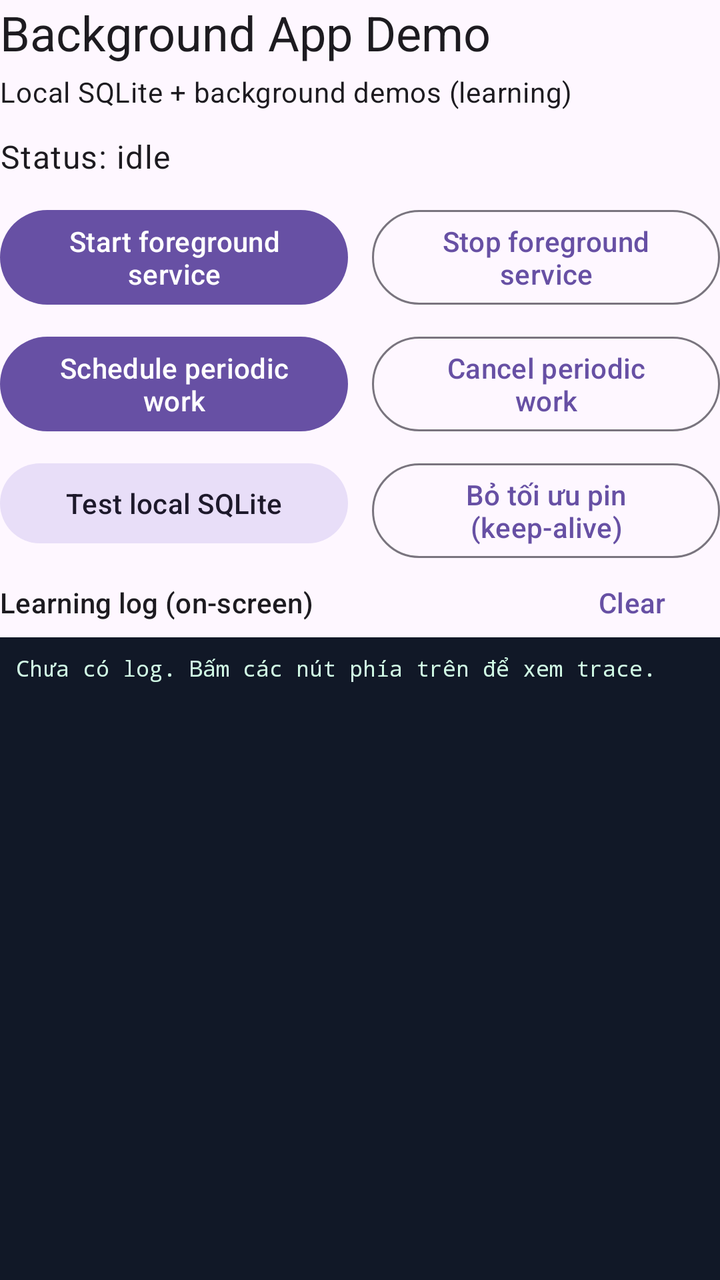
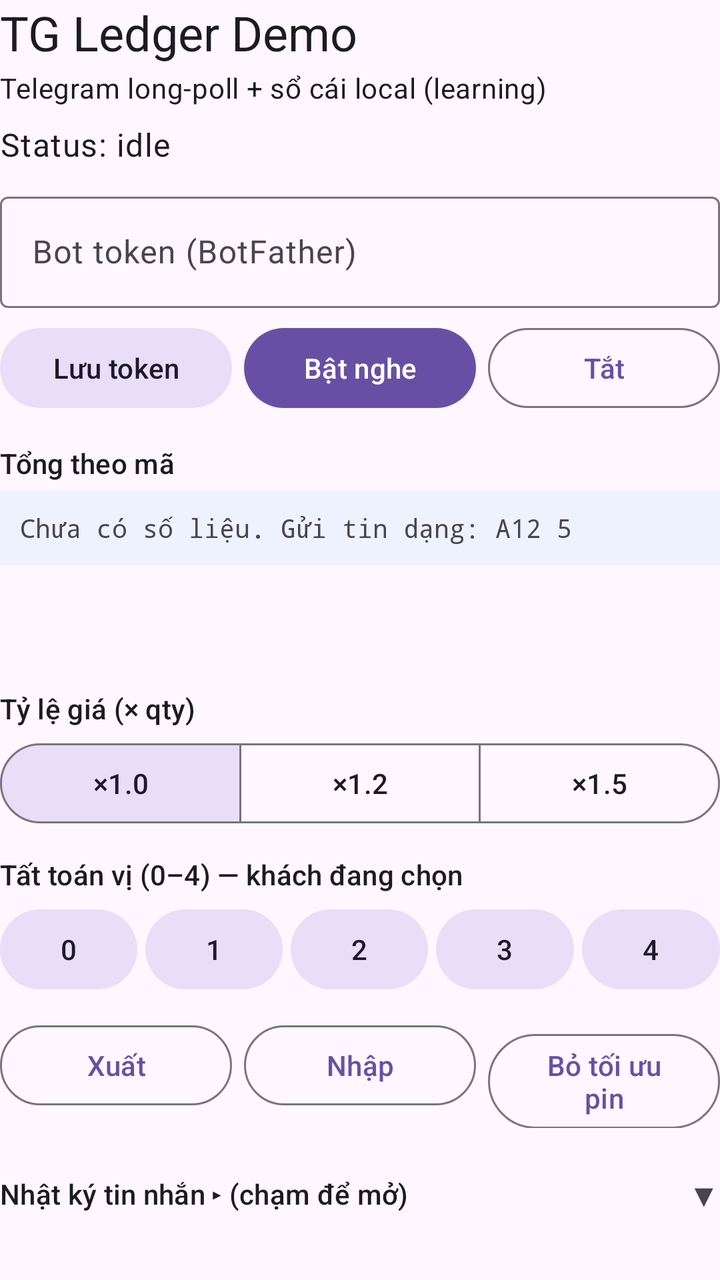

An Android layout rendered at two revisions. The XML below is the earlier revision; the diff shows what the commit changed to produce the second picture.
<!-- AndroidManifest.xml: application theme Theme.BackgroundAppDemo -->
<!-- res/layout/activity_main.xml -->
<?xml version="1.0" encoding="utf-8"?>
<androidx.constraintlayout.widget.ConstraintLayout xmlns:android="http://schemas.android.com/apk/res/android"
    xmlns:app="http://schemas.android.com/apk/res-auto"
    android:id="@+id/root"
    android:layout_width="match_parent"
    android:layout_height="match_parent"
    android:clipToPadding="false">

    <TextView
        android:id="@+id/txtTitle"
        android:layout_width="0dp"
        android:layout_height="wrap_content"
        android:text="@string/app_name"
        android:textAppearance="?attr/textAppearanceHeadlineSmall"
        app:layout_constraintEnd_toEndOf="parent"
        app:layout_constraintStart_toStartOf="parent"
        app:layout_constraintTop_toTopOf="parent" />

    <TextView
        android:id="@+id/txtSubtitle"
        android:layout_width="0dp"
        android:layout_height="wrap_content"
        android:layout_marginTop="4dp"
        android:text="@string/app_subtitle"
        android:textAppearance="?attr/textAppearanceBodyMedium"
        app:layout_constraintEnd_toEndOf="parent"
        app:layout_constraintStart_toStartOf="parent"
        app:layout_constraintTop_toBottomOf="@id/txtTitle" />

    <TextView
        android:id="@+id/txtStatus"
        android:layout_width="0dp"
        android:layout_height="wrap_content"
        android:layout_marginTop="12dp"
        android:text="@string/status_idle"
        android:textAppearance="?attr/textAppearanceBodyLarge"
        app:layout_constraintEnd_toEndOf="parent"
        app:layout_constraintStart_toStartOf="parent"
        app:layout_constraintTop_toBottomOf="@id/txtSubtitle" />

    <com.google.android.material.button.MaterialButton
        android:id="@+id/btnStartService"
        android:layout_width="0dp"
        android:layout_height="wrap_content"
        android:layout_marginTop="12dp"
        android:layout_marginEnd="6dp"
        android:text="@string/btn_start_service"
        app:layout_constraintEnd_toStartOf="@id/btnStopService"
        app:layout_constraintStart_toStartOf="parent"
        app:layout_constraintTop_toBottomOf="@id/txtStatus" />

    <com.google.android.material.button.MaterialButton
        android:id="@+id/btnStopService"
        style="@style/Widget.Material3.Button.OutlinedButton"
        android:layout_width="0dp"
        android:layout_height="wrap_content"
        android:layout_marginStart="6dp"
        android:text="@string/btn_stop_service"
        app:layout_constraintEnd_toEndOf="parent"
        app:layout_constraintStart_toEndOf="@id/btnStartService"
        app:layout_constraintTop_toTopOf="@id/btnStartService" />

    <com.google.android.material.button.MaterialButton
        android:id="@+id/btnScheduleWork"
        android:layout_width="0dp"
        android:layout_height="wrap_content"
        android:layout_marginTop="8dp"
        android:layout_marginEnd="6dp"
        android:text="@string/btn_schedule_work"
        app:layout_constraintEnd_toStartOf="@id/btnCancelWork"
        app:layout_constraintStart_toStartOf="parent"
        app:layout_constraintTop_toBottomOf="@id/btnStartService" />

    <com.google.android.material.button.MaterialButton
        android:id="@+id/btnCancelWork"
        style="@style/Widget.Material3.Button.OutlinedButton"
        android:layout_width="0dp"
        android:layout_height="wrap_content"
        android:layout_marginStart="6dp"
        android:text="@string/btn_cancel_work"
        app:layout_constraintEnd_toEndOf="parent"
        app:layout_constraintStart_toEndOf="@id/btnScheduleWork"
        app:layout_constraintTop_toTopOf="@id/btnScheduleWork" />

    <com.google.android.material.button.MaterialButton
        android:id="@+id/btnTestDb"
        style="@style/Widget.Material3.Button.TonalButton"
        android:layout_width="0dp"
        android:layout_height="wrap_content"
        android:layout_marginTop="8dp"
        android:layout_marginEnd="6dp"
        android:text="@string/btn_test_db"
        app:layout_constraintEnd_toStartOf="@id/btnBatteryOpt"
        app:layout_constraintStart_toStartOf="parent"
        app:layout_constraintTop_toBottomOf="@id/btnScheduleWork" />

    <com.google.android.material.button.MaterialButton
        android:id="@+id/btnBatteryOpt"
        style="@style/Widget.Material3.Button.OutlinedButton"
        android:layout_width="0dp"
        android:layout_height="wrap_content"
        android:layout_marginStart="6dp"
        android:text="@string/btn_battery_opt"
        app:layout_constraintEnd_toEndOf="parent"
        app:layout_constraintStart_toEndOf="@id/btnTestDb"
        app:layout_constraintTop_toTopOf="@id/btnTestDb" />

    <TextView
        android:id="@+id/txtLogTitle"
        android:layout_width="0dp"
        android:layout_height="wrap_content"
        android:layout_marginTop="16dp"
        android:text="@string/learning_log_title"
        android:textAppearance="?attr/textAppearanceTitleSmall"
        app:layout_constraintEnd_toStartOf="@id/btnClearLog"
        app:layout_constraintStart_toStartOf="parent"
        app:layout_constraintTop_toBottomOf="@id/btnTestDb" />

    <com.google.android.material.button.MaterialButton
        android:id="@+id/btnClearLog"
        style="@style/Widget.Material3.Button.TextButton"
        android:layout_width="wrap_content"
        android:layout_height="wrap_content"
        android:text="@string/btn_clear_log"
        app:layout_constraintBottom_toBottomOf="@id/txtLogTitle"
        app:layout_constraintEnd_toEndOf="parent"
        app:layout_constraintTop_toTopOf="@id/txtLogTitle" />

    <ScrollView
        android:id="@+id/scrollLearningLog"
        android:layout_width="0dp"
        android:layout_height="0dp"
        android:layout_marginTop="8dp"
        android:background="#111827"
        android:fillViewport="true"
        android:padding="8dp"
        app:layout_constraintBottom_toBottomOf="parent"
        app:layout_constraintEnd_toEndOf="parent"
        app:layout_constraintStart_toStartOf="parent"
        app:layout_constraintTop_toBottomOf="@id/txtLogTitle">

        <TextView
            android:id="@+id/txtLearningLog"
            android:layout_width="match_parent"
            android:layout_height="wrap_content"
            android:fontFamily="monospace"
            android:text="@string/learning_log_empty"
            android:textColor="#D1FAE5"
            android:textIsSelectable="true"
            android:textSize="11sp" />
    </ScrollView>

</androidx.constraintlayout.widget.ConstraintLayout>
<!-- resources referenced by this layout -->
<resources>
  <string name="app_name">Background App Demo</string>
  <string name="app_subtitle">Local SQLite + background demos (learning)</string>
  <string name="btn_battery_opt">Bỏ tối ưu pin (keep-alive)</string>
  <string name="btn_cancel_work">Cancel periodic work</string>
  <string name="btn_clear_log">Clear</string>
  <string name="btn_schedule_work">Schedule periodic work</string>
  <string name="btn_start_service">Start foreground service</string>
  <string name="btn_stop_service">Stop foreground service</string>
  <string name="btn_test_db">Test local SQLite</string>
  <string name="learning_log_empty">Chưa có log. Bấm các nút phía trên để xem trace.</string>
  <string name="learning_log_title">Learning log (on-screen)</string>
  <string name="status_idle">Status: idle</string>
  <style name="Theme.BackgroundAppDemo" parent="Theme.Material3.DayNight.NoActionBar" />
</resources>

<!-- the commit's change to res/layout/activity_main.xml (unified diff, before → after) -->
@@ -1,153 +1,385 @@
 <?xml version="1.0" encoding="utf-8"?>
-<androidx.constraintlayout.widget.ConstraintLayout xmlns:android="http://schemas.android.com/apk/res/android"
+<androidx.core.widget.NestedScrollView xmlns:android="http://schemas.android.com/apk/res/android"
     xmlns:app="http://schemas.android.com/apk/res-auto"
-    android:id="@+id/root"
+    android:id="@+id/rootScroll"
     android:layout_width="match_parent"
     android:layout_height="match_parent"
-    android:clipToPadding="false">
-
-    <TextView
-        android:id="@+id/txtTitle"
-        android:layout_width="0dp"
+    android:clipToPadding="false"
+    android:fillViewport="true">
+
+    <LinearLayout
+        android:id="@+id/root"
+        android:layout_width="match_parent"
         android:layout_height="wrap_content"
-        android:text="@string/app_name"
-        android:textAppearance="?attr/textAppearanceHeadlineSmall"
-        app:layout_constraintEnd_toEndOf="parent"
-        app:layout_constraintStart_toStartOf="parent"
-        app:layout_constraintTop_toTopOf="parent" />
-
-    <TextView
-        android:id="@+id/txtSubtitle"
-        android:layout_width="0dp"
-        android:layout_height="wrap_content"
-        android:layout_marginTop="4dp"
-        android:text="@string/app_subtitle"
-        android:textAppearance="?attr/textAppearanceBodyMedium"
-        app:layout_constraintEnd_toEndOf="parent"
-        app:layout_constraintStart_toStartOf="parent"
-        app:layout_constraintTop_toBottomOf="@id/txtTitle" />
-
-    <TextView
-        android:id="@+id/txtStatus"
-        android:layout_width="0dp"
-        android:layout_height="wrap_content"
-        android:layout_marginTop="12dp"
-        android:text="@string/status_idle"
-        android:textAppearance="?attr/textAppearanceBodyLarge"
-        app:layout_constraintEnd_toEndOf="parent"
-        app:layout_constraintStart_toStartOf="parent"
-        app:layout_constraintTop_toBottomOf="@id/txtSubtitle" />
-
-    <com.google.android.material.button.MaterialButton
-        android:id="@+id/btnStartService"
-        android:layout_width="0dp"
-        android:layout_height="wrap_content"
-        android:layout_marginTop="12dp"
-        android:layout_marginEnd="6dp"
-        android:text="@string/btn_start_service"
-        app:layout_constraintEnd_toStartOf="@id/btnStopService"
-        app:layout_constraintStart_toStartOf="parent"
-        app:layout_constraintTop_toBottomOf="@id/txtStatus" />
-
-    <com.google.android.material.button.MaterialButton
-        android:id="@+id/btnStopService"
-        style="@style/Widget.Material3.Button.OutlinedButton"
-        android:layout_width="0dp"
-        android:layout_height="wrap_content"
-        android:layout_marginStart="6dp"
-        android:text="@string/btn_stop_service"
-        app:layout_constraintEnd_toEndOf="parent"
-        app:layout_constraintStart_toEndOf="@id/btnStartService"
-        app:layout_constraintTop_toTopOf="@id/btnStartService" />
-
-    <com.google.android.material.button.MaterialButton
-        android:id="@+id/btnScheduleWork"
-        android:layout_width="0dp"
-        android:layout_height="wrap_content"
-        android:layout_marginTop="8dp"
-        android:layout_marginEnd="6dp"
-        android:text="@string/btn_schedule_work"
-        app:layout_constraintEnd_toStartOf="@id/btnCancelWork"
-        app:layout_constraintStart_toStartOf="parent"
-        app:layout_constraintTop_toBottomOf="@id/btnStartService" />
-
-    <com.google.android.material.button.MaterialButton
-        android:id="@+id/btnCancelWork"
-        style="@style/Widget.Material3.Button.OutlinedButton"
-        android:layout_width="0dp"
-        android:layout_height="wrap_content"
-        android:layout_marginStart="6dp"
-        android:text="@string/btn_cancel_work"
-        app:layout_constraintEnd_toEndOf="parent"
-        app:layout_constraintStart_toEndOf="@id/btnScheduleWork"
-        app:layout_constraintTop_toTopOf="@id/btnScheduleWork" />
-
-    <com.google.android.material.button.MaterialButton
-        android:id="@+id/btnTestDb"
-        style="@style/Widget.Material3.Button.TonalButton"
-        android:layout_width="0dp"
-        android:layout_height="wrap_content"
-        android:layout_marginTop="8dp"
-        android:layout_marginEnd="6dp"
-        android:text="@string/btn_test_db"
-        app:layout_constraintEnd_toStartOf="@id/btnBatteryOpt"
-        app:layout_constraintStart_toStartOf="parent"
-        app:layout_constraintTop_toBottomOf="@id/btnScheduleWork" />
-
-    <com.google.android.material.button.MaterialButton
-        android:id="@+id/btnBatteryOpt"
-        style="@style/Widget.Material3.Button.OutlinedButton"
-        android:layout_width="0dp"
-        android:layout_height="wrap_content"
-        android:layout_marginStart="6dp"
-        android:text="@string/btn_battery_opt"
-        app:layout_constraintEnd_toEndOf="parent"
-        app:layout_constraintStart_toEndOf="@id/btnTestDb"
-        app:layout_constraintTop_toTopOf="@id/btnTestDb" />
-
-    <TextView
-        android:id="@+id/txtLogTitle"
-        android:layout_width="0dp"
-        android:layout_height="wrap_content"
-        android:layout_marginTop="16dp"
-        android:text="@string/learning_log_title"
-        android:textAppearance="?attr/textAppearanceTitleSmall"
-        app:layout_constraintEnd_toStartOf="@id/btnClearLog"
-        app:layout_constraintStart_toStartOf="parent"
-        app:layout_constraintTop_toBottomOf="@id/btnTestDb" />
-
-    <com.google.android.material.button.MaterialButton
-        android:id="@+id/btnClearLog"
-        style="@style/Widget.Material3.Button.TextButton"
-        android:layout_width="wrap_content"
-        android:layout_height="wrap_content"
-        android:text="@string/btn_clear_log"
-        app:layout_constraintBottom_toBottomOf="@id/txtLogTitle"
-        app:layout_constraintEnd_toEndOf="parent"
-        app:layout_constraintTop_toTopOf="@id/txtLogTitle" />
-
-    <ScrollView
-        android:id="@+id/scrollLearningLog"
-        android:layout_width="0dp"
-        android:layout_height="0dp"
-        android:layout_marginTop="8dp"
-        android:background="#111827"
-        android:fillViewport="true"
-        android:padding="8dp"
-        app:layout_constraintBottom_toBottomOf="parent"
-        app:layout_constraintEnd_toEndOf="parent"
-        app:layout_constraintStart_toStartOf="parent"
-        app:layout_constraintTop_toBottomOf="@id/txtLogTitle">
-
-        <TextView
-            android:id="@+id/txtLearningLog"
-            android:layout_width="match_parent"
-            android:layout_height="wrap_content"
+        android:orientation="vertical"
+        android:paddingBottom="24dp">
+
+        <TextView
+            android:id="@+id/txtTitle"
+            android:layout_width="match_parent"
+            android:layout_height="wrap_content"
+            android:text="@string/app_name"
+            android:textAppearance="?attr/textAppearanceHeadlineSmall" />
+
+        <TextView
+            android:id="@+id/txtSubtitle"
+            android:layout_width="match_parent"
+            android:layout_height="wrap_content"
+            android:layout_marginTop="2dp"
+            android:text="@string/app_subtitle"
+            android:textAppearance="?attr/textAppearanceBodyMedium" />
+
+        <TextView
+            android:id="@+id/txtStatus"
+            android:layout_width="match_parent"
+            android:layout_height="wrap_content"
+            android:layout_marginTop="8dp"
+            android:text="@string/status_idle"
+            android:textAppearance="?attr/textAppearanceBodyLarge" />
+
+        
+        <com.google.android.material.textfield.TextInputLayout
+            android:id="@+id/tilToken"
+            android:layout_width="match_parent"
+            android:layout_height="wrap_content"
+            android:layout_marginTop="10dp"
+            android:hint="@string/hint_bot_token">
+
+            <com.google.android.material.textfield.TextInputEditText
+                android:id="@+id/edtToken"
+                android:layout_width="match_parent"
+                android:layout_height="wrap_content"
+                android:inputType="textPassword"
+                android:maxLines="1" />
+        </com.google.android.material.textfield.TextInputLayout>
+
+        <LinearLayout
+            android:layout_width="match_parent"
+            android:layout_height="wrap_content"
+            android:layout_marginTop="6dp"
+            android:orientation="horizontal">
+
+            <com.google.android.material.button.MaterialButton
+                android:id="@+id/btnSaveToken"
+                style="@style/Widget.Material3.Button.TonalButton"
+                android:layout_width="0dp"
+                android:layout_height="wrap_content"
+                android:layout_marginEnd="6dp"
+                android:layout_weight="1"
+                android:text="@string/btn_save_token" />
+
+            <com.google.android.material.button.MaterialButton
+                android:id="@+id/btnStartService"
+                android:layout_width="0dp"
+                android:layout_height="wrap_content"
+                android:layout_marginEnd="6dp"
+                android:layout_weight="1"
+                android:text="@string/btn_start_listen" />
+
+            <com.google.android.material.button.MaterialButton
+                android:id="@+id/btnStopService"
+                style="@style/Widget.Material3.Button.OutlinedButton"
+                android:layout_width="0dp"
+                android:layout_height="wrap_content"
+                android:layout_weight="1"
+                android:text="@string/btn_stop_listen" />
+        </LinearLayout>
+
+        
+        <TextView
+            android:layout_width="match_parent"
+            android:layout_height="wrap_content"
+            android:layout_marginTop="14dp"
+            android:text="@string/section_totals"
+            android:textAppearance="?attr/textAppearanceTitleSmall" />
+
+        <TextView
+            android:id="@+id/txtTotals"
+            android:layout_width="match_parent"
+            android:layout_height="wrap_content"
+            android:layout_marginTop="4dp"
+            android:background="#EEF2FF"
             android:fontFamily="monospace"
-            android:text="@string/learning_log_empty"
-            android:textColor="#D1FAE5"
-            android:textIsSelectable="true"
-            android:textSize="11sp" />
-    </ScrollView>
-
-</androidx.constraintlayout.widget.ConstraintLayout>
+            android:padding="10dp"
+            android:text="@string/totals_empty"
+            android:textSize="13sp" />
+
+        <TextView
+            android:id="@+id/txtBalanceDiff"
+            android:layout_width="match_parent"
+            android:layout_height="wrap_content"
+            android:layout_marginTop="6dp"
+            android:textAppearance="?attr/textAppearanceBodyLarge"
+            android:textStyle="bold" />
+
+        <TextView
+            android:id="@+id/txtCustomers"
+            android:layout_width="match_parent"
+            android:layout_height="wrap_content"
+            android:layout_marginTop="6dp"
+            android:fontFamily="monospace"
+            android:textSize="12sp" />
+
+        
+        <TextView
+            android:layout_width="match_parent"
+            android:layout_height="wrap_content"
+            android:layout_marginTop="12dp"
+            android:text="@string/section_ratio"
+            android:textAppearance="?attr/textAppearanceTitleSmall" />
+
+        <com.google.android.material.button.MaterialButtonToggleGroup
+            android:id="@+id/toggleRatio"
+            android:layout_width="match_parent"
+            android:layout_height="wrap_content"
+            android:layout_marginTop="4dp"
+            app:checkedButton="@+id/btnRatio10"
+            app:selectionRequired="true"
+            app:singleSelection="true">
+
+            <com.google.android.material.button.MaterialButton
+                android:id="@+id/btnRatio10"
+                style="@style/Widget.Material3.Button.OutlinedButton"
+                android:layout_width="0dp"
+                android:layout_height="wrap_content"
+                android:layout_weight="1"
+                android:text="@string/ratio_10" />
+
+            <com.google.android.material.button.MaterialButton
+                android:id="@+id/btnRatio12"
+                style="@style/Widget.Material3.Button.OutlinedButton"
+                android:layout_width="0dp"
+                android:layout_height="wrap_content"
+                android:layout_weight="1"
+                android:text="@string/ratio_12" />
+
+            <com.google.android.material.button.MaterialButton
+                android:id="@+id/btnRatio15"
+                style="@style/Widget.Material3.Button.OutlinedButton"
+                android:layout_width="0dp"
+                android:layout_height="wrap_content"
+                android:layout_weight="1"
+                android:text="@string/ratio_15" />
+        </com.google.android.material.button.MaterialButtonToggleGroup>
+
+        
+        <TextView
+            android:id="@+id/txtSelectedCustomer"
+            android:layout_width="match_parent"
+            android:layout_height="wrap_content"
+            android:layout_marginTop="12dp"
+            android:text="@string/section_settle"
+            android:textAppearance="?attr/textAppearanceTitleSmall" />
+
+        <LinearLayout
+            android:layout_width="match_parent"
+            android:layout_height="wrap_content"
+            android:layout_marginTop="4dp"
+            android:orientation="horizontal">
+
+            <com.google.android.material.button.MaterialButton
+                android:id="@+id/btnSettle0"
+                style="@style/Widget.Material3.Button.TonalButton"
+                android:layout_width="0dp"
+                android:layout_height="wrap_content"
+                android:layout_marginEnd="4dp"
+                android:layout_weight="1"
+                android:text="0" />
+
+            <com.google.android.material.button.MaterialButton
+                android:id="@+id/btnSettle1"
+                style="@style/Widget.Material3.Button.TonalButton"
+                android:layout_width="0dp"
+                android:layout_height="wrap_content"
+                android:layout_marginEnd="4dp"
+                android:layout_weight="1"
+                android:text="1" />
+
+            <com.google.android.material.button.MaterialButton
+                android:id="@+id/btnSettle2"
+                style="@style/Widget.Material3.Button.TonalButton"
+                android:layout_width="0dp"
+                android:layout_height="wrap_content"
+                android:layout_marginEnd="4dp"
+                android:layout_weight="1"
+                android:text="2" />
+
+            <com.google.android.material.button.MaterialButton
+                android:id="@+id/btnSettle3"
+                style="@style/Widget.Material3.Button.TonalButton"
+                android:layout_width="0dp"
+                android:layout_height="wrap_content"
+                android:layout_marginEnd="4dp"
+                android:layout_weight="1"
+                android:text="3" />
+
+            <com.google.android.material.button.MaterialButton
+                android:id="@+id/btnSettle4"
+                style="@style/Widget.Material3.Button.TonalButton"
+                android:layout_width="0dp"
+                android:layout_height="wrap_content"
+                android:layout_weight="1"
+                android:text="4" />
+        </LinearLayout>
+
+        
+        <LinearLayout
+            android:layout_width="match_parent"
+            android:layout_height="wrap_content"
+            android:layout_marginTop="10dp"
+            android:orientation="horizontal">
+
+            <com.google.android.material.button.MaterialButton
+                android:id="@+id/btnExport"
+                style="@style/Widget.Material3.Button.OutlinedButton"
+                android:layout_width="0dp"
+                android:layout_height="wrap_content"
+                android:layout_marginEnd="6dp"
+                android:layout_weight="1"
+                android:text="@string/btn_export" />
+
+            <com.google.android.material.button.MaterialButton
+                android:id="@+id/btnImport"
+                style="@style/Widget.Material3.Button.OutlinedButton"
+                android:layout_width="0dp"
+                android:layout_height="wrap_content"
+                android:layout_marginEnd="6dp"
+                android:layout_weight="1"
+                android:text="@string/btn_import" />
+
+            <com.google.android.material.button.MaterialButton
+                android:id="@+id/btnBatteryOpt"
+                style="@style/Widget.Material3.Button.OutlinedButton"
+                android:layout_width="0dp"
+                android:layout_height="wrap_content"
+                android:layout_weight="1"
+                android:text="@string/btn_battery_opt" />
+        </LinearLayout>
+
+        
+        <LinearLayout
+            android:id="@+id/headerJournal"
+            android:layout_width="match_parent"
+            android:layout_height="wrap_content"
+            android:layout_marginTop="14dp"
+            android:background="?attr/selectableItemBackground"
+            android:gravity="center_vertical"
+            android:orientation="horizontal"
+            android:paddingVertical="8dp">
+
+            <TextView
+                android:id="@+id/txtJournalTitle"
+                android:layout_width="0dp"
+                android:layout_height="wrap_content"
+                android:layout_weight="1"
+                android:text="@string/journal_title_collapsed"
+                android:textAppearance="?attr/textAppearanceTitleSmall" />
+
+            <TextView
+                android:id="@+id/txtJournalChevron"
+                android:layout_width="wrap_content"
+                android:layout_height="wrap_content"
+                android:text="▼"
+                android:textSize="16sp" />
+        </LinearLayout>
+
+        <LinearLayout
+            android:id="@+id/panelJournal"
+            android:layout_width="match_parent"
+            android:layout_height="wrap_content"
+            android:orientation="vertical"
+            android:visibility="gone">
+
+            <TextView
+                android:id="@+id/txtJournal"
+                android:layout_width="match_parent"
+                android:layout_height="wrap_content"
+                android:background="#F8FAFC"
+                android:fontFamily="monospace"
+                android:maxHeight="180dp"
+                android:padding="8dp"
+                android:text="@string/journal_empty"
+                android:textSize="11sp" />
+        </LinearLayout>
+
+        
+        <LinearLayout
+            android:id="@+id/headerLearningLog"
+            android:layout_width="match_parent"
+            android:layout_height="wrap_content"
+            android:layout_marginTop="8dp"
+            android:background="?attr/selectableItemBackground"
+            android:gravity="center_vertical"
+            android:orientation="horizontal"
+            android:paddingVertical="8dp">
+
+            <TextView
+                android:id="@+id/txtLogTitle"
+                android:layout_width="0dp"
+                android:layout_height="wrap_content"
+                android:layout_weight="1"
+                android:text="@string/learning_log_title"
+                android:textAppearance="?attr/textAppearanceTitleSmall" />
+
+            <com.google.android.material.button.MaterialButton
+                android:id="@+id/btnClearLog"
+                style="@style/Widget.Material3.Button.TextButton"
+                android:layout_width="wrap_content"
+                android:layout_height="wrap_content"
+                android:minWidth="0dp"
+                android:text="@string/btn_clear_log" />
+
+            <TextView
+                android:id="@+id/txtLogChevron"
+                android:layout_width="wrap_content"
+                android:layout_height="wrap_content"
+                android:text="▲"
+                android:textSize="16sp" />
+        </LinearLayout>
+
+        <FrameLayout
+            android:id="@+id/panelLearningLog"
+            android:layout_width="match_parent"
+            android:layout_height="220dp">
+
+            <ScrollView
+                android:id="@+id/scrollLearningLog"
+                android:layout_width="match_parent"
+                android:layout_height="match_parent"
+                android:background="#111827"
+                android:fillViewport="true"
+                android:padding="8dp">
+
+                <TextView
+                    android:id="@+id/txtLearningLog"
+                    android:layout_width="match_parent"
+                    android:layout_height="wrap_content"
+                    android:fontFamily="monospace"
+                    android:text="@string/learning_log_empty"
+                    android:textColor="#D1FAE5"
+                    android:textIsSelectable="true"
+                    android:textSize="11sp" />
+            </ScrollView>
+        </FrameLayout>
+
+        
+        <com.google.android.material.button.MaterialButton
+            android:id="@+id/btnScheduleWork"
+            android:layout_width="0dp"
+            android:layout_height="0dp"
+            android:visibility="gone" />
+
+        <com.google.android.material.button.MaterialButton
+            android:id="@+id/btnCancelWork"
+            android:layout_width="0dp"
+            android:layout_height="0dp"
+            android:visibility="gone" />
+
+        <com.google.android.material.button.MaterialButton
+            android:id="@+id/btnTestDb"
+            android:layout_width="0dp"
+            android:layout_height="0dp"
+            android:visibility="gone" />
+
+    </LinearLayout>
+</androidx.core.widget.NestedScrollView>
<!-- resource entries referenced after the edit -->
@@ -1,17 +1,27 @@
 <!-- resources referenced by this layout -->
 <resources>
-  <string name="app_name">Background App Demo</string>
-  <string name="app_subtitle">Local SQLite + background demos (learning)</string>
-  <string name="btn_battery_opt">Bỏ tối ưu pin (keep-alive)</string>
-  <string name="btn_cancel_work">Cancel periodic work</string>
+  <string name="app_name">TG Ledger Demo</string>
+  <string name="app_subtitle">Telegram long-poll + sổ cái local (learning)</string>
+  <string name="btn_battery_opt">Bỏ tối ưu pin</string>
   <string name="btn_clear_log">Clear</string>
-  <string name="btn_schedule_work">Schedule periodic work</string>
-  <string name="btn_start_service">Start foreground service</string>
-  <string name="btn_stop_service">Stop foreground service</string>
-  <string name="btn_test_db">Test local SQLite</string>
-  <string name="learning_log_empty">Chưa có log. Bấm các nút phía trên để xem trace.</string>
+  <string name="btn_export">Xuất</string>
+  <string name="btn_import">Nhập</string>
+  <string name="btn_save_token">Lưu token</string>
+  <string name="btn_start_listen">Bật nghe</string>
+  <string name="btn_stop_listen">Tắt</string>
+  <string name="hint_bot_token">Bot token (BotFather)</string>
+  <string name="journal_empty">Chưa có tin đã lưu.</string>
+  <string name="journal_title_collapsed">Nhật ký tin nhắn ▸ (chạm để mở)</string>
+  <string name="learning_log_empty">Chưa có log. Bật nghe / gửi tin để xem trace.</string>
   <string name="learning_log_title">Learning log (on-screen)</string>
+  <string name="ratio_10">×1.0</string>
+  <string name="ratio_12">×1.2</string>
+  <string name="ratio_15">×1.5</string>
+  <string name="section_ratio">Tỷ lệ giá (× qty)</string>
+  <string name="section_settle">Tất toán vị (0–4) — khách đang chọn</string>
+  <string name="section_totals">Tổng theo mã</string>
   <string name="status_idle">Status: idle</string>
+  <string name="totals_empty">Chưa có số liệu. Gửi tin dạng: A12 5</string>
   <style name="Theme.BackgroundAppDemo" parent="Theme.Material3.DayNight.NoActionBar" />
 </resources>
 
